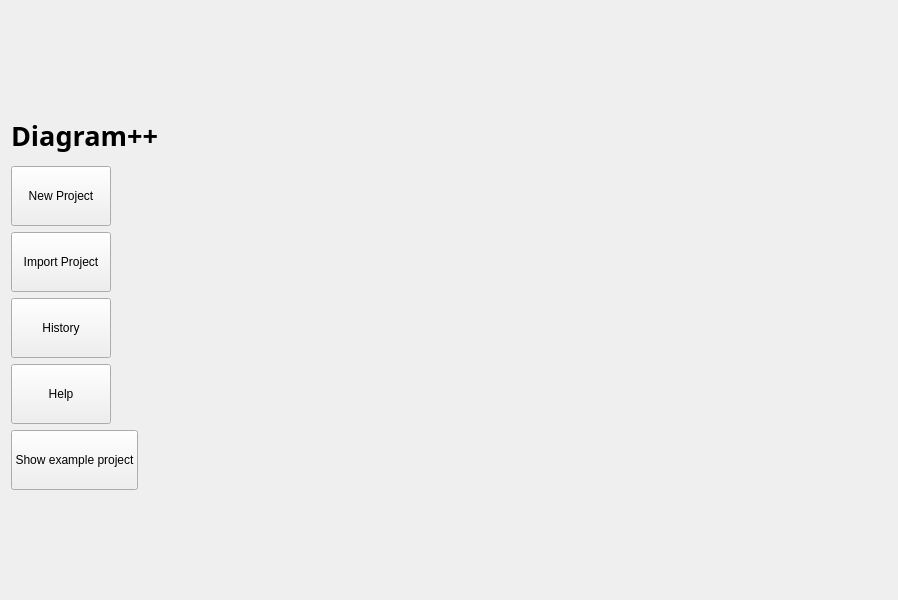
Above: src/ui/main_window.ui from Trifsoft/diagrampp before the change. Below: the same form after it.
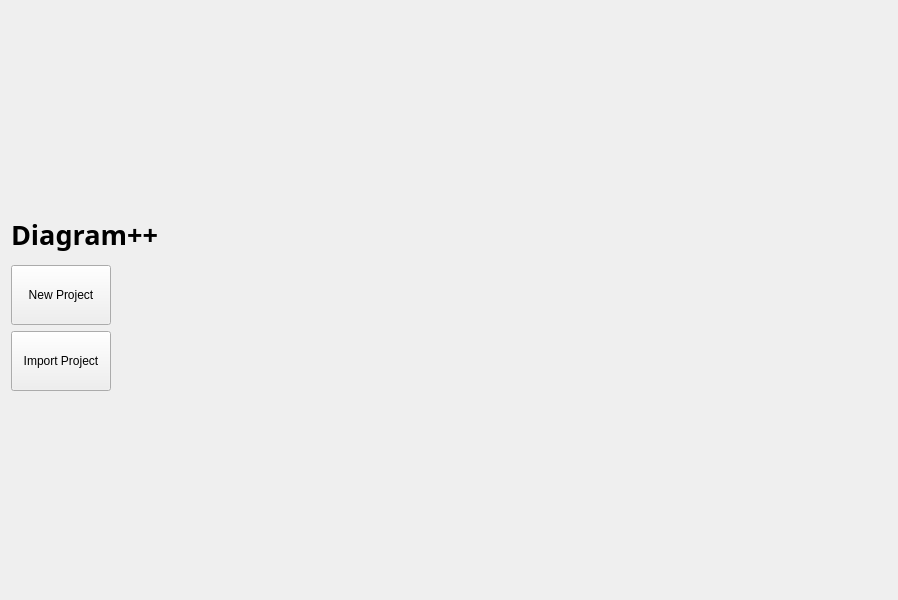
That is the form after the change.

Commit message: Removed unnecessary options from main screen

What changed in the file:
```diff
--- a/src/ui/main_window.ui
+++ b/src/ui/main_window.ui
@@ -80,63 +80,6 @@
        </property>
       </widget>
      </item>
-     <item>
-      <widget class="QPushButton" name="pbHistory">
-       <property name="sizePolicy">
-        <sizepolicy hsizetype="Maximum" vsizetype="Fixed">
-         <horstretch>0</horstretch>
-         <verstretch>0</verstretch>
-        </sizepolicy>
-       </property>
-       <property name="minimumSize">
-        <size>
-         <width>100</width>
-         <height>60</height>
-        </size>
-       </property>
-       <property name="text">
-        <string>History</string>
-       </property>
-      </widget>
-     </item>
-     <item>
-      <widget class="QPushButton" name="pbHelp">
-       <property name="sizePolicy">
-        <sizepolicy hsizetype="Maximum" vsizetype="Fixed">
-         <horstretch>0</horstretch>
-         <verstretch>0</verstretch>
-        </sizepolicy>
-       </property>
-       <property name="minimumSize">
-        <size>
-         <width>100</width>
-         <height>60</height>
-        </size>
-       </property>
-       <property name="text">
-        <string>Help</string>
-       </property>
-      </widget>
-     </item>
-     <item>
-      <widget class="QPushButton" name="pbExample">
-       <property name="sizePolicy">
-        <sizepolicy hsizetype="Maximum" vsizetype="Fixed">
-         <horstretch>0</horstretch>
-         <verstretch>0</verstretch>
-        </sizepolicy>
-       </property>
-       <property name="minimumSize">
-        <size>
-         <width>100</width>
-         <height>60</height>
-        </size>
-       </property>
-       <property name="text">
-        <string>Show example project</string>
-       </property>
-      </widget>
-     </item>
     </layout>
    </item>
   </layout>
```
The commit also changes 2 other files.
